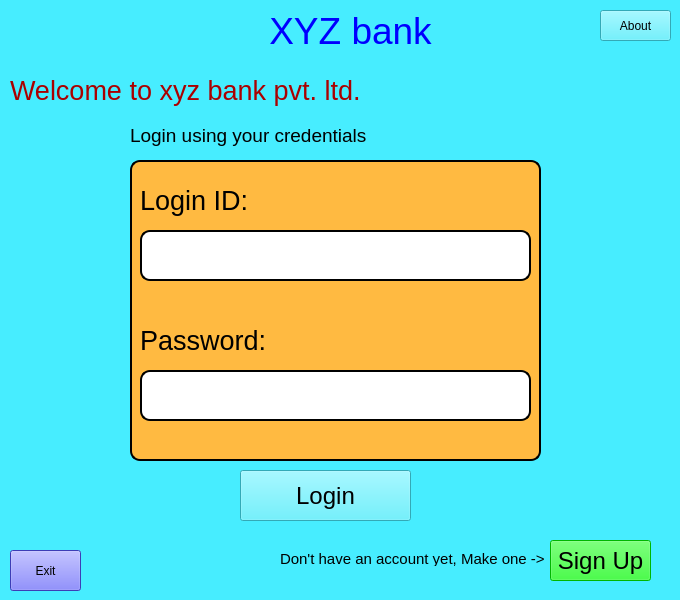
Above: Actual Project/welcome.ui from OmkarPh/BankingSystem before the change. Below: the same form after it.
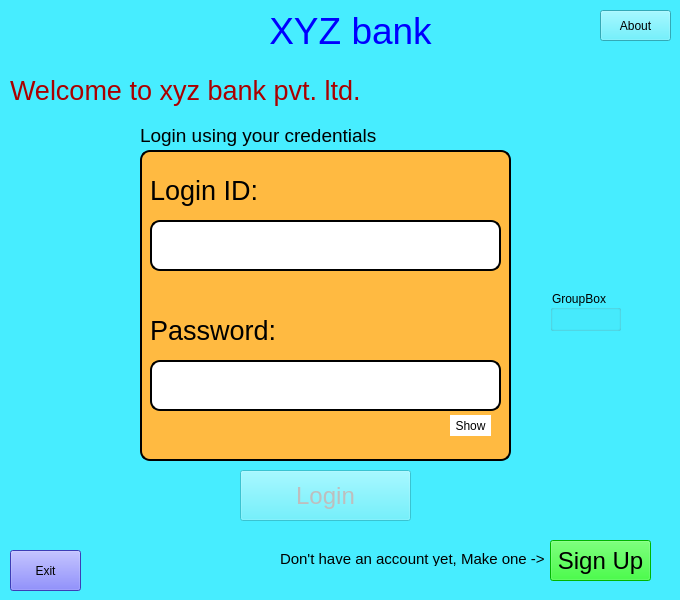
That is the form after the change.

Commit message: Finished core backend work of welcome page and polished interaction of UI

What changed in the file:
```diff
--- a/Actual Project/welcome.ui
+++ b/Actual Project/welcome.ui
@@ -64,7 +64,7 @@
    <widget class="QLabel" name="label_3">
     <property name="geometry">
      <rect>
-      <x>130</x>
+      <x>140</x>
       <y>120</y>
       <width>351</width>
       <height>31</height>
@@ -111,10 +111,10 @@
    <widget class="QGroupBox" name="groupBox">
     <property name="geometry">
      <rect>
-      <x>130</x>
-      <y>160</y>
-      <width>411</width>
-      <height>301</height>
+      <x>140</x>
+      <y>150</y>
+      <width>371</width>
+      <height>311</height>
      </rect>
     </property>
     <property name="styleSheet">
@@ -163,7 +163,7 @@
       <rect>
        <x>10</x>
        <y>70</y>
-       <width>391</width>
+       <width>351</width>
        <height>51</height>
       </rect>
      </property>
@@ -182,7 +182,7 @@
       <rect>
        <x>10</x>
        <y>210</y>
-       <width>391</width>
+       <width>351</width>
        <height>51</height>
       </rect>
      </property>
@@ -200,6 +200,24 @@
       <enum>QLineEdit::Password</enum>
      </property>
     </widget>
+    <widget class="QPushButton" name="pushButton_2">
+     <property name="geometry">
+      <rect>
+       <x>310</x>
+       <y>265</y>
+       <width>41</width>
+       <height>21</height>
+      </rect>
+     </property>
+     <property name="styleSheet">
+      <string notr="true">background-color: white;
+border-radius:0%;
+border:none;</string>
+     </property>
+     <property name="text">
+      <string>Show</string>
+     </property>
+    </widget>
    </widget>
    <widget class="QPushButton" name="pushButton">
     <property name="geometry">
@@ -233,7 +251,7 @@
    </widget>
    <widget class="QPushButton" name="loginButton">
     <property name="enabled">
-     <bool>true</bool>
+     <bool>false</bool>
     </property>
     <property name="geometry">
      <rect>
@@ -263,6 +281,22 @@
      <string>Login</string>
     </property>
    </widget>
+   <widget class="QGroupBox" name="groupBox_2">
+    <property name="geometry">
+     <rect>
+      <x>550</x>
+      <y>290</y>
+      <width>71</width>
+      <height>41</height>
+     </rect>
+    </property>
+    <property name="styleSheet">
+     <string notr="true"/>
+    </property>
+    <property name="title">
+     <string>GroupBox</string>
+    </property>
+   </widget>
   </widget>
  </widget>
  <resources/>
```
The commit also changes 8 other files.
